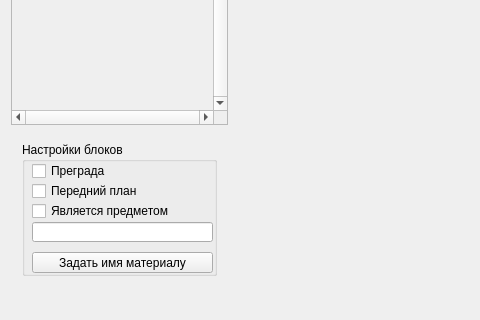
The window that DizzyEditor/cmainwindow.ui (da-nie/Dizzy-Editor-) describes before a commit, drawn with Qt 5; both pictures show x 0 to 480 and y 234 to 554 of the 679 by 554 pixel window.
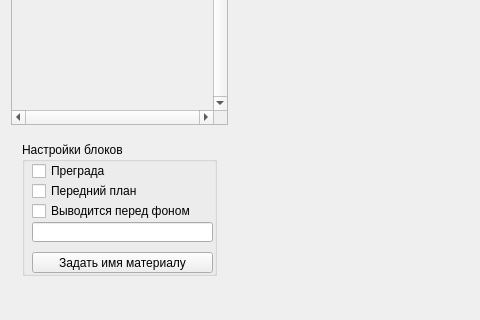
The same window after the commit. Custom widgets are drawn as their Qt base class.

```diff
--- a/DizzyEditor/cmainwindow.ui
+++ b/DizzyEditor/cmainwindow.ui
@@ -87,7 +87,7 @@
              </rect>
             </property>
             <property name="text">
-             <string>Является предметом</string>
+             <string>Выводится перед фоном</string>
             </property>
            </widget>
           </widget>
```
Left out of the diff: 2 changed lines with no effect on the pictures.
